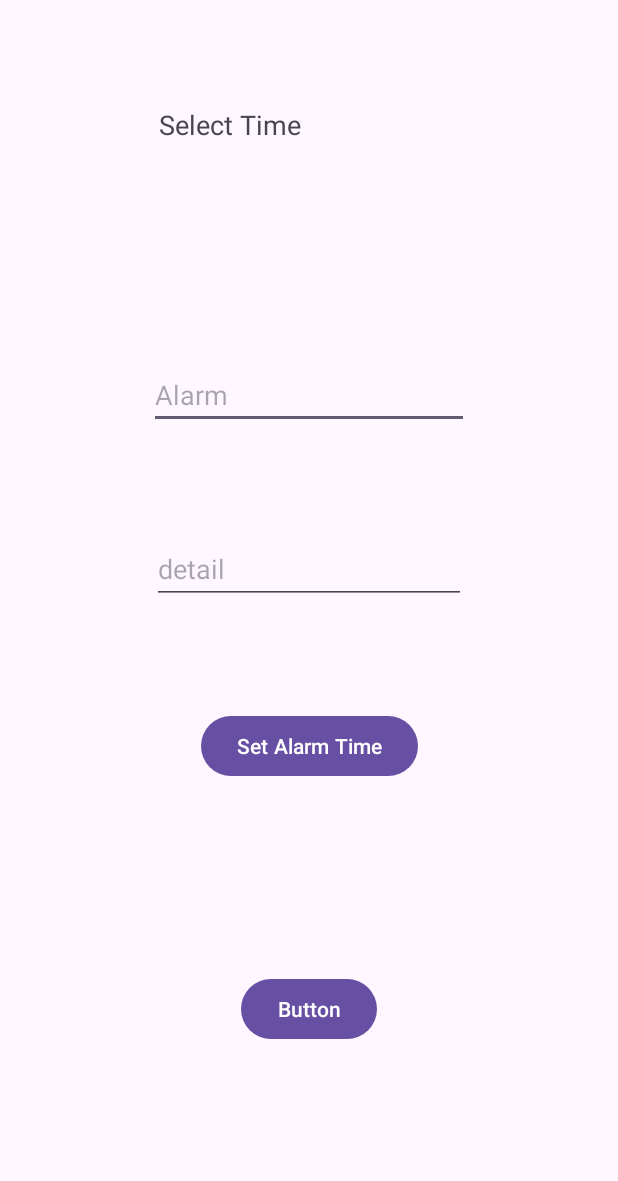
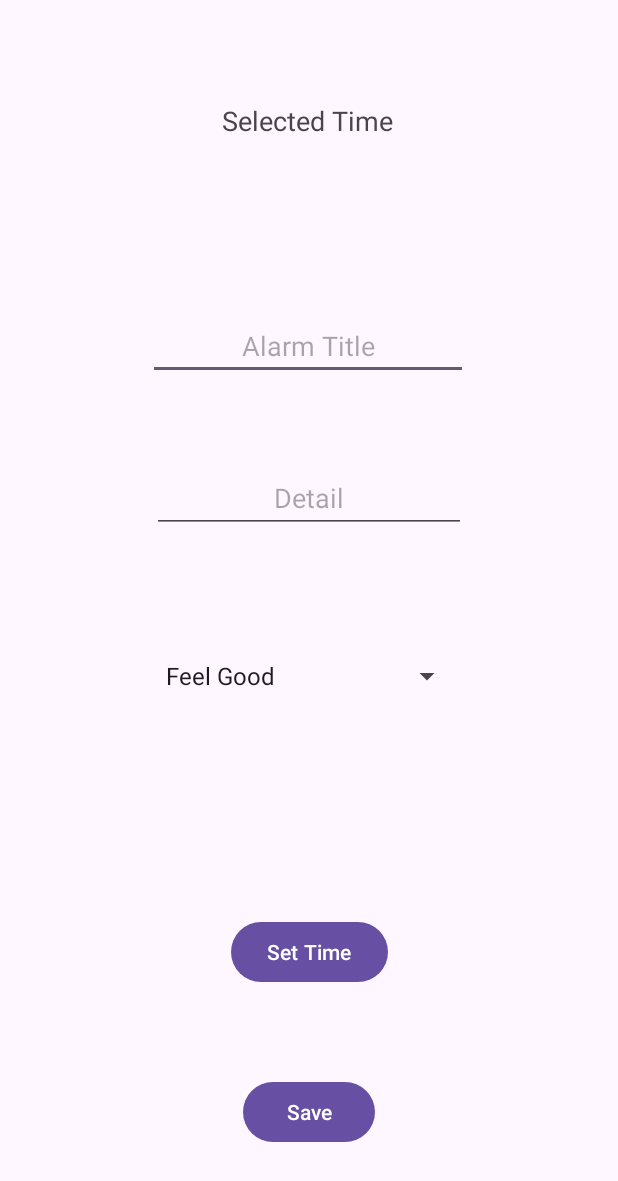
Before and after one commit to ShashiSingh8434/Reminder-App, an Android app: the screen it shows after launch (NewAlarm), on a phone screen of 412 x 824 dp. Shown: the top 1181 px of the screen. Run offline under Robolectric (Android 15) with nearby library versions, the phone set to English and light mode, and no system bars.

Commit message:
2nd commit some issue related defauld ringtone

```diff
--- a/app/src/main/java/com/example/alarmappbyshashisingh/NewAlarm.java
+++ b/app/src/main/java/com/example/alarmappbyshashisingh/NewAlarm.java
@@ -13,8 +13,10 @@ import android.content.pm.PackageManager;
 import android.media.MediaPlayer;
 import android.os.Build;
 import android.os.Bundle;
+import android.widget.ArrayAdapter;
 import android.widget.Button;
 import android.widget.EditText;
+import android.widget.Spinner;
 import android.widget.TextView;
 import android.widget.Toast;
 
@@ -30,7 +32,10 @@ import androidx.work.Worker;
 import androidx.work.WorkerParameters;
 
 import java.util.Calendar;
+import java.util.HashMap;
+import java.util.Map;
 import java.util.concurrent.TimeUnit;
+
 
 public class NewAlarm extends AppCompatActivity {
     private MediaPlayer mediaPlayer;
@@ -42,74 +47,91 @@ public class NewAlarm extends AppCompatActivity {
         super.onCreate(savedInstanceState);
         setContentView(R.layout.activity_new_alarm);
 
+        // UI Elements
         EditText alarmTitleEditText = findViewById(R.id.alarmTitle);
         EditText alarmDetailEditText = findViewById(R.id.detail);
+        TextView timeTextView = findViewById(R.id.timeTextView);
+        Button timePickerButton = findViewById(R.id.timePickerButton);
+        Button saveButton = findViewById(R.id.saveButton);
+        Spinner mp3Spinner = findViewById(R.id.spinner);
 
-        Button saveButton = findViewById(R.id.saveButton); // Assume you have a save button
+        // MP3 Files and Mapping
+        String[] mp3Files = {"Feel Good", "Freedom", "If It Shines", "Slow Paced", "Rumbling", "Readymade", "Rule", "Suzume", "Usseewa"};
+        Map<String, Integer> mp3FileMap = new HashMap<>();
+        mp3FileMap.put("Feel Good", R.raw.feelgood);
+        mp3FileMap.put("Freedom", R.raw.freedom);
+        mp3FileMap.put("If It Shines", R.raw.ifitshines);
+        mp3FileMap.put("Slow Paced", R.raw.aot1);
+        mp3FileMap.put("Rumbling", R.raw.aot2);
+        mp3FileMap.put("Readymade", R.raw.readymade);
+        mp3FileMap.put("Rule", R.raw.rule);
+        mp3FileMap.put("Suzume", R.raw.suzume);
+        mp3FileMap.put("Usseewa", R.raw.usseewa);
+
+
+        // Spinner Setup
+        ArrayAdapter<String> adapter = new ArrayAdapter<>(this, android.R.layout.simple_spinner_item, mp3Files);
+        adapter.setDropDownViewResource(android.R.layout.simple_spinner_dropdown_item);
+        mp3Spinner.setAdapter(adapter);
+
+        // Save Button Listener
         saveButton.setOnClickListener(v -> {
             String alarmTitle = alarmTitleEditText.getText().toString();
             String alarmDetail = alarmDetailEditText.getText().toString();
+            String selectedMp3 = (String) mp3Spinner.getSelectedItem();
 
             SharedPreferences sharedPreferences = getSharedPreferences("AlarmPreferences", MODE_PRIVATE);
             SharedPreferences.Editor editor = sharedPreferences.edit();
             editor.putString("alarm_title", alarmTitle);
             editor.putString("alarm_detail", alarmDetail);
+            editor.putString("selected_mp3", selectedMp3);
             editor.apply();
+
+//            Toast.makeText(this, "MP3 selection saved: " + selectedMp3, Toast.LENGTH_SHORT).show();
+            Toast.makeText(this, "Alarm set at the given time !!!", Toast.LENGTH_SHORT).show();
         });
 
+        // Notification Channel
         createNotificationChannel();
 
+        // Request Notification Permission
         if (Build.VERSION.SDK_INT >= Build.VERSION_CODES.TIRAMISU) {
-            if (ContextCompat.checkSelfPermission(this, Manifest.permission.POST_NOTIFICATIONS)
-                    != PackageManager.PERMISSION_GRANTED) {
-
-                ActivityCompat.requestPermissions(this,
-                        new String[]{Manifest.permission.POST_NOTIFICATIONS},
-                        REQUEST_NOTIFICATION_PERMISSION);
+            if (ContextCompat.checkSelfPermission(this, Manifest.permission.POST_NOTIFICATIONS) != PackageManager.PERMISSION_GRANTED) {
+                ActivityCompat.requestPermissions(this, new String[]{Manifest.permission.POST_NOTIFICATIONS}, REQUEST_NOTIFICATION_PERMISSION);
             }
         }
 
-        TextView timeTextView = findViewById(R.id.timeTextView);
-        Button timePickerButton = findViewById(R.id.timePickerButton);
-
+        // TimePicker Button
         timePickerButton.setOnClickListener(v -> {
-
             Calendar calendar = Calendar.getInstance();
             int hour = calendar.get(Calendar.HOUR_OF_DAY);
             int minute = calendar.get(Calendar.MINUTE);
 
-            // Show TimePickerDialog
             TimePickerDialog timePickerDialog = new TimePickerDialog(NewAlarm.this,
                     (view, selectedHour, selectedMinute) -> {
                         String formattedTime = String.format("%02d:%02d", selectedHour, selectedMinute);
                         timeTextView.setText("Selected Time: " + formattedTime);
 
-                        // Schedule the notification
                         Calendar alarmTime = Calendar.getInstance();
                         alarmTime.set(Calendar.HOUR_OF_DAY, selectedHour);
                         alarmTime.set(Calendar.MINUTE, selectedMinute);
                         alarmTime.set(Calendar.SECOND, 0);
                         scheduleNotification(alarmTime.getTimeInMillis());
-//                        Toast.makeText(NewAlarm.this, "Alarm set for " + formattedTime, Toast.LENGTH_SHORT).show();
-                    }, hour, minute, false // Use 12-hour format
-            );
+                    }, hour, minute, false);
             timePickerDialog.show();
         });
-
-
     }
-
-    @Override
-    public void onRequestPermissionsResult(int requestCode, String[] permissions, int[] grantResults) {
-        super.onRequestPermissionsResult(requestCode, permissions, grantResults);
-        if (requestCode == 1) {
-            if (grantResults.length > 0 && grantResults[0] == PackageManager.PERMISSION_GRANTED) {
-                Toast.makeText(this, "Notification permission granted.", Toast.LENGTH_SHORT).show();
-            } else {
-                Toast.makeText(this, "Notification permission denied.", Toast.LENGTH_SHORT).show();
-            }
-        }
-    }
+    private static final Map<String, Integer> MP3_FILE_MAP = Map.of(
+            "Feel Good", R.raw.feelgood,
+            "Freedom", R.raw.freedom,
+            "If It Shines", R.raw.ifitshines,
+            "Slow Paced", R.raw.aot1,
+            "Rumbling", R.raw.aot2,
+            "Readymade", R.raw.readymade,
+            "Rule", R.raw.rule,
+            "Suzume", R.raw.suzume,
+            "Usseewa", R.raw.usseewa
+    );
 
     private void createNotificationChannel() {
         if (Build.VERSION.SDK_INT >= Build.VERSION_CODES.O) {
@@ -126,7 +148,6 @@ public class NewAlarm extends AppCompatActivity {
         }
     }
 
-    // Method to schedule notification with WorkManager
     public void scheduleNotification(long triggerTimeInMillis) {
         long delay = triggerTimeInMillis - System.currentTimeMillis();
         if (delay > 0) {
@@ -138,12 +159,14 @@ public class NewAlarm extends AppCompatActivity {
             Toast.makeText(this, "Selected time is in the past!", Toast.LENGTH_SHORT).show();
         }
     }
+    public static void showMediaNotification(Context context, String alarmTitleText, String alarmDetail, String selectedMp3) {
+        MediaPlayer mediaPlayer = new MediaPlayer();
 
-    public static void showMediaNotification(Context context, String alarmTitleText, String alarmDetail) {
-        MediaPlayer mediaPlayer = new MediaPlayer();
+        int resourceId = getResourceId(selectedMp3);
+
         try {
             if (!mediaPlayer.isPlaying()) {
-                mediaPlayer = MediaPlayer.create(context, R.raw.feelgood); // Replace with your audio file
+                mediaPlayer = MediaPlayer.create(context, resourceId); // Replace with your audio file
                 mediaPlayer.setLooping(true); // Optional: Make the audio loop
                 mediaPlayer.start();
             }
@@ -151,49 +174,67 @@ public class NewAlarm extends AppCompatActivity {
             e.printStackTrace();
         }
 
-        // Stop Intent to stop the music
+        // Intent to stop the audio
         Intent stopIntent = new Intent(context, MediaReceiver.class);
         stopIntent.setAction("STOP_AUDIO");
         PendingIntent stopPendingIntent = PendingIntent.getBroadcast(context, 0, stopIntent, PendingIntent.FLAG_UPDATE_CURRENT | PendingIntent.FLAG_IMMUTABLE);
 
+        // Intent to cancel the notification and stop the alarm
+        Intent dismissIntent = new Intent(context, NotificationDismissReceiver.class);
+        PendingIntent dismissPendingIntent = PendingIntent.getBroadcast(context, 0, dismissIntent, PendingIntent.FLAG_UPDATE_CURRENT | PendingIntent.FLAG_IMMUTABLE);
+
+        // Create the notification
         NotificationCompat.Builder builder = new NotificationCompat.Builder(context, CHANNEL_ID)
                 .setSmallIcon(R.drawable.ic_launcher_background)
                 .setContentTitle(alarmTitleText)
                 .setContentText(alarmDetail)
-                .addAction(R.drawable.ic_notification, "Stop", stopPendingIntent)  // Add a Stop button
-                .setStyle(new androidx.media.app.NotificationCompat.MediaStyle().setShowActionsInCompactView(0))
+                .addAction(R.drawable.ic_notification, "Stop", stopPendingIntent) // Add a Stop button
+                .setContentIntent(dismissPendingIntent) // User clicks on the notification to dismiss it
                 .setPriority(NotificationCompat.PRIORITY_DEFAULT)
-                .setAutoCancel(true);
+                .setAutoCancel(true);  // Automatically removes the notification when clicked
 
+        // Show the notification
         NotificationManagerCompat notificationManager = NotificationManagerCompat.from(context);
         notificationManager.notify(1, builder.build());
     }
 
-    public EditText getAlarmTitle(){
-        return findViewById(R.id.alarmTitle);
+
+    private static int getResourceId(String selectedMp3File) {
+        return MP3_FILE_MAP.getOrDefault(selectedMp3File, R.raw.feelgood);
     }
-    public EditText getAlarmDetail(){
-        return findViewById(R.id.detail);
-    }
-
-
-    // NotificationWorker class to display the notification
-    public static class NotificationWorker extends Worker {                //-----------------------------------------------------------
+    public static class NotificationWorker extends Worker {
         public NotificationWorker(Context context, WorkerParameters workerParams) {
             super(context, workerParams);
         }
+
         @NonNull
         @Override
         public Result doWork() {
             SharedPreferences sharedPreferences = getApplicationContext().getSharedPreferences("AlarmPreferences", Context.MODE_PRIVATE);
             String alarmTitle = sharedPreferences.getString("alarm_title", "Default Title");
             String alarmDetail = sharedPreferences.getString("alarm_detail", "Default Detail");
+            String selectedMp3 = sharedPreferences.getString("selected_mp3", "Feel Good");
 
-            // Show media notification
-            showMediaNotification(getApplicationContext(), alarmTitle, alarmDetail);
+            showMediaNotification(getApplicationContext(), alarmTitle, alarmDetail, selectedMp3);
             return Result.success();
         }
     }
+    public class NotificationDismissReceiver extends BroadcastReceiver {
+        @Override
+        public void onReceive(Context context, Intent intent) {
+            // Cancel the notification when the user clicks on it
+            NotificationManagerCompat notificationManager = NotificationManagerCompat.from(context);
+            notificationManager.cancel(1); // 1 is the notification ID
+
+            // Stop the audio playback
+            if (mediaPlayer != null && mediaPlayer.isPlaying()) {
+                mediaPlayer.stop();   // Stop the audio
+                mediaPlayer.release(); // Release resources
+                mediaPlayer = null;    // Nullify the reference to avoid memory leaks
+            }
+        }
+    }
+
     public class MediaReceiver extends BroadcastReceiver {
         @Override
         public void onReceive(Context context, Intent intent) {
--- a/app/src/main/res/layout/activity_new_alarm.xml
+++ b/app/src/main/res/layout/activity_new_alarm.xml
@@ -11,60 +11,58 @@
         android:id="@+id/timeTextView"
         android:layout_width="162dp"
         android:layout_height="100dp"
-        android:text="Select Time"
+        android:layout_marginTop="68dp"
+        android:gravity="center|top"
+        android:text="Selected Time"
         android:textSize="18sp"
-        app:layout_constraintBottom_toTopOf="@+id/alarmTitle"
         app:layout_constraintEnd_toEndOf="parent"
-        app:layout_constraintHorizontal_bias="0.423"
+        app:layout_constraintHorizontal_bias="0.497"
         app:layout_constraintStart_toStartOf="parent"
-        app:layout_constraintTop_toTopOf="parent"
-        app:layout_constraintVertical_bias="0.5" />
+        app:layout_constraintTop_toTopOf="parent" />
 
     <Button
         android:id="@+id/timePickerButton"
         android:layout_width="wrap_content"
         android:layout_height="wrap_content"
-        android:text="Set Alarm Time"
+        android:text="Set Time"
         app:layout_constraintBottom_toBottomOf="parent"
         app:layout_constraintEnd_toEndOf="parent"
-        app:layout_constraintHorizontal_bias="0.5"
         app:layout_constraintStart_toStartOf="parent"
-        app:layout_constraintTop_toBottomOf="@+id/timeTextView"
-        app:layout_constraintVertical_bias="0.5" />
+        app:layout_constraintTop_toTopOf="parent"
+        app:layout_constraintVertical_bias="0.787" />
 
     <EditText
         android:id="@+id/alarmTitle"
         android:layout_width="wrap_content"
         android:layout_height="wrap_content"
+        android:layout_marginTop="40dp"
         android:ems="10"
-        android:hint="Alarm"
+        android:gravity="center"
+        android:hint="Alarm Title"
         android:inputType="text"
-        app:layout_constraintBottom_toTopOf="@+id/detail"
         app:layout_constraintEnd_toEndOf="parent"
-        app:layout_constraintHorizontal_bias="0.5"
+        app:layout_constraintHorizontal_bias="0.497"
         app:layout_constraintStart_toStartOf="parent"
-        app:layout_constraintTop_toBottomOf="@+id/timeTextView"
-        app:layout_constraintVertical_bias="0.5" />
+        app:layout_constraintTop_toBottomOf="@+id/timeTextView" />
 
     <EditText
         android:id="@+id/detail"
         android:layout_width="209dp"
         android:layout_height="46dp"
+        android:layout_marginTop="56dp"
         android:ems="10"
-        android:hint="detail"
+        android:gravity="center"
+        android:hint="Detail"
         android:inputType="text"
-        app:layout_constraintBottom_toTopOf="@+id/timePickerButton"
         app:layout_constraintEnd_toEndOf="parent"
-        app:layout_constraintHorizontal_bias="0.5"
         app:layout_constraintStart_toStartOf="parent"
-        app:layout_constraintTop_toBottomOf="@+id/alarmTitle"
-        app:layout_constraintVertical_bias="0.5" />
+        app:layout_constraintTop_toBottomOf="@+id/alarmTitle" />
 
     <Button
         android:id="@+id/saveButton"
         android:layout_width="wrap_content"
         android:layout_height="wrap_content"
-        android:text="Button"
+        android:text="Save"
         app:layout_constraintBottom_toBottomOf="parent"
         app:layout_constraintEnd_toEndOf="parent"
         app:layout_constraintHorizontal_bias="0.5"
@@ -72,6 +70,19 @@
         app:layout_constraintTop_toBottomOf="@+id/timePickerButton"
         app:layout_constraintVertical_bias="0.5" />
 
+    <Spinner
+        android:id="@+id/spinner"
+        android:layout_width="206dp"
+        android:layout_height="36dp"
+        android:layout_marginTop="64dp"
+        android:spinnerMode="dialog"
+        app:layout_constraintBottom_toBottomOf="parent"
+        app:layout_constraintEnd_toEndOf="parent"
+        app:layout_constraintHorizontal_bias="0.497"
+        app:layout_constraintStart_toStartOf="parent"
+        app:layout_constraintTop_toBottomOf="@+id/detail"
+        app:layout_constraintVertical_bias="0.036" />
+
     <!--    </LinearLayout>-->
 
 </androidx.constraintlayout.widget.ConstraintLayout>
```
Also changed, not shown: app/src/main/AndroidManifest.xml (+5 -2 lines).
